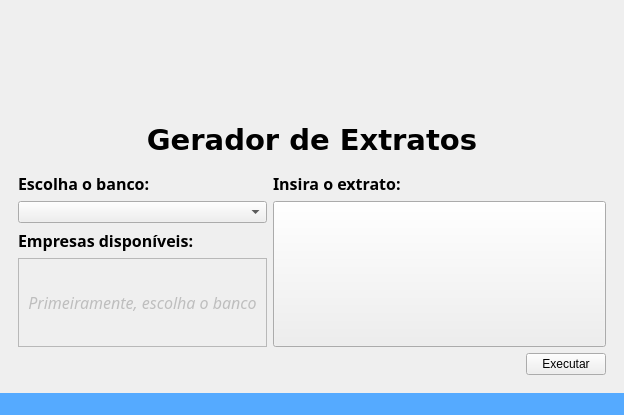
This is code/src/ui/window_extratos.ui in DeltaPrice-Pedro/Extrato_Auto as Qt 5 draws it before an edit. The edited form follows.
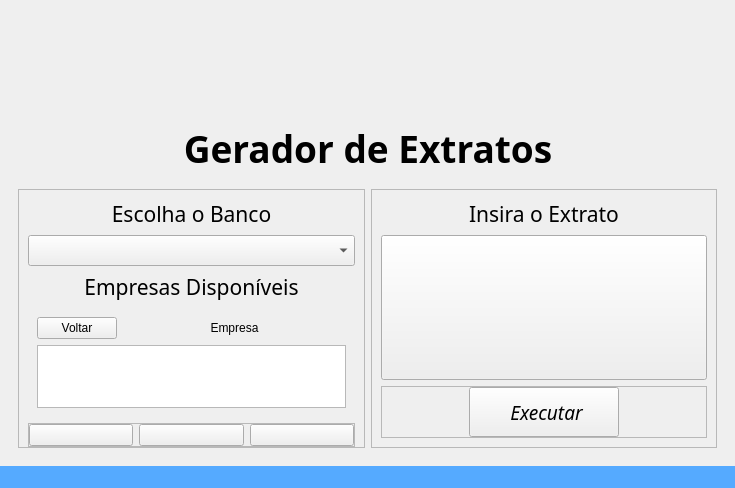
This is the edited form. The open tabs and pages were chosen to show the change. Icons and pictures are not drawn.

Commit message: interface updt

Diff of the .ui file:
```diff
--- a/code/src/ui/window_extratos.ui
+++ b/code/src/ui/window_extratos.ui
@@ -6,14 +6,14 @@
    <rect>
     <x>0</x>
     <y>0</y>
-    <width>624</width>
-    <height>415</height>
+    <width>735</width>
+    <height>488</height>
    </rect>
   </property>
   <property name="minimumSize">
    <size>
-    <width>624</width>
-    <height>415</height>
+    <width>693</width>
+    <height>488</height>
    </size>
   </property>
   <property name="windowTitle">
@@ -38,6 +38,12 @@
       </item>
       <item row="0" column="1">
        <widget class="QLabel" name="logo_hori">
+        <property name="sizePolicy">
+         <sizepolicy hsizetype="Preferred" vsizetype="Minimum">
+          <horstretch>0</horstretch>
+          <verstretch>0</verstretch>
+         </sizepolicy>
+        </property>
         <property name="minimumSize">
          <size>
           <width>580</width>
@@ -53,14 +59,17 @@
         <property name="scaledContents">
          <bool>true</bool>
         </property>
+        <property name="alignment">
+         <set>Qt::AlignmentFlag::AlignCenter</set>
+        </property>
        </widget>
       </item>
       <item row="1" column="1">
        <widget class="QLabel" name="label_titulo">
         <property name="font">
          <font>
-          <family>Verdana</family>
-          <pointsize>22</pointsize>
+          <family>Bahnschrift</family>
+          <pointsize>28</pointsize>
           <bold>true</bold>
          </font>
         </property>
@@ -87,7 +96,7 @@
       </item>
      </layout>
     </item>
-    <item row="1" column="0">
+    <item row="2" column="0">
      <layout class="QGridLayout" name="gridLayout">
       <item row="1" column="0">
        <widget class="QStackedWidget" name="stackedWidget">
@@ -95,31 +104,20 @@
          <number>0</number>
         </property>
         <widget class="QWidget" name="page">
-         <layout class="QGridLayout" name="gridLayout_2">
-          <item row="0" column="1">
-           <widget class="QLabel" name="label_extrato">
-            <property name="sizePolicy">
-             <sizepolicy hsizetype="Preferred" vsizetype="Maximum">
-              <horstretch>0</horstretch>
-              <verstretch>0</verstretch>
-             </sizepolicy>
+         <layout class="QHBoxLayout" name="horizontalLayout_3">
+          <item>
+           <widget class="QFrame" name="frame_2">
+            <property name="frameShape">
+             <enum>QFrame::Shape::StyledPanel</enum>
             </property>
-            <property name="font">
-             <font>
-              <family>Arial Rounded MT</family>
-              <pointsize>12</pointsize>
-              <bold>true</bold>
-             </font>
+            <property name="frameShadow">
+             <enum>QFrame::Shadow::Raised</enum>
             </property>
-            <property name="text">
-             <string>Insira o extrato:</string>
-            </property>
-           </widget>
-          </item>
-          <item row="1" column="0">
-           <widget class="QComboBox" name="comboBox"/>
-          </item>
-          <item row="0" column="0">
+            <layout class="QVBoxLayout" name="verticalLayout">
+             <property name="bottomMargin">
+              <number>0</number>
+             </property>
+             <item>
            <widget class="QLabel" name="label_banco">
             <property name="sizePolicy">
              <sizepolicy hsizetype="Preferred" vsizetype="Maximum">
@@ -129,46 +127,53 @@
             </property>
             <property name="font">
              <font>
-              <family>Arial Rounded MT</family>
-              <pointsize>12</pointsize>
-              <bold>true</bold>
+                 <family>Bahnschrift</family>
+                 <pointsize>16</pointsize>
+                 <bold>false</bold>
              </font>
             </property>
             <property name="text">
-             <string>Escolha o banco:</string>
+                <string>Escolha o Banco</string>
+               </property>
+               <property name="alignment">
+                <set>Qt::AlignmentFlag::AlignCenter</set>
             </property>
            </widget>
           </item>
-          <item row="1" column="1" rowspan="3" colspan="2">
-           <widget class="QPushButton" name="pushButton_upload">
+             <item>
+              <widget class="QComboBox" name="comboBox">
             <property name="sizePolicy">
-             <sizepolicy hsizetype="Minimum" vsizetype="Minimum">
+                <sizepolicy hsizetype="Preferred" vsizetype="Minimum">
               <horstretch>0</horstretch>
               <verstretch>0</verstretch>
              </sizepolicy>
             </property>
             <property name="font">
              <font>
-              <family>Lucida Fax</family>
+                 <family>Bahnschrift</family>
               <pointsize>12</pointsize>
-             </font>
-            </property>
-            <property name="text">
-             <string/>
-            </property>
-            <property name="icon">
-             <iconset>
-              <normaloff>../imgs/upload-icon.png</normaloff>../imgs/upload-icon.png</iconset>
-            </property>
-            <property name="iconSize">
+                 <fontweight>Light</fontweight>
+                </font>
+               </property>
+              </widget>
+             </item>
+             <item>
+              <spacer name="verticalSpacer_2">
+               <property name="orientation">
+                <enum>Qt::Orientation::Vertical</enum>
+               </property>
+               <property name="sizeType">
+                <enum>QSizePolicy::Policy::Maximum</enum>
+               </property>
+               <property name="sizeHint" stdset="0">
              <size>
-              <width>65</width>
-              <height>63</height>
-             </size>
-            </property>
-           </widget>
-          </item>
-          <item row="2" column="0">
+                 <width>20</width>
+                 <height>40</height>
+                </size>
+               </property>
+              </spacer>
+             </item>
+             <item>
            <widget class="QLabel" name="label_empresa">
             <property name="sizePolicy">
              <sizepolicy hsizetype="Preferred" vsizetype="Maximum">
@@ -178,21 +183,49 @@
             </property>
             <property name="font">
              <font>
-              <family>Arial Rounded MT</family>
-              <pointsize>12</pointsize>
-              <bold>true</bold>
+                 <family>Bahnschrift</family>
+                 <pointsize>16</pointsize>
+                 <bold>false</bold>
              </font>
             </property>
             <property name="text">
-             <string>Empresas disponíveis:</string>
+                <string>Empresas Disponíveis</string>
+               </property>
+               <property name="alignment">
+                <set>Qt::AlignmentFlag::AlignCenter</set>
             </property>
            </widget>
           </item>
-          <item row="3" column="0">
+             <item>
+              <widget class="QStackedWidget" name="stackedWidget_2">
+               <property name="sizePolicy">
+                <sizepolicy hsizetype="Minimum" vsizetype="Expanding">
+                 <horstretch>0</horstretch>
+                 <verstretch>0</verstretch>
+                </sizepolicy>
+               </property>
+               <property name="currentIndex">
+                <number>0</number>
+               </property>
+               <widget class="QWidget" name="page_3">
+                <property name="sizePolicy">
+                 <sizepolicy hsizetype="Maximum" vsizetype="Maximum">
+                  <horstretch>0</horstretch>
+                  <verstretch>0</verstretch>
+                 </sizepolicy>
+                </property>
+                <layout class="QGridLayout" name="gridLayout_2">
+                 <item row="0" column="0">
            <widget class="QScrollArea" name="scrollArea">
             <property name="enabled">
              <bool>false</bool>
             </property>
+                   <property name="sizePolicy">
+                    <sizepolicy hsizetype="Minimum" vsizetype="Expanding">
+                     <horstretch>0</horstretch>
+                     <verstretch>0</verstretch>
+                    </sizepolicy>
+                   </property>
             <property name="widgetResizable">
              <bool>true</bool>
             </property>
@@ -201,17 +234,23 @@
               <rect>
                <x>0</x>
                <y>0</y>
-               <width>249</width>
-               <height>69</height>
-              </rect>
-             </property>
+                      <width>306</width>
+                      <height>87</height>
+                     </rect>
+                    </property>
+                    <property name="sizePolicy">
+                     <sizepolicy hsizetype="Minimum" vsizetype="Minimum">
+                      <horstretch>0</horstretch>
+                      <verstretch>0</verstretch>
+                     </sizepolicy>
+                    </property>
              <layout class="QVBoxLayout" name="verticalLayout_2">
               <item>
                <widget class="QLabel" name="label_aviso">
                 <property name="font">
                  <font>
                   <family>Rockwell</family>
-                  <pointsize>12</pointsize>
+                         <pointsize>14</pointsize>
                   <italic>true</italic>
                   <bold>false</bold>
                   <strikeout>false</strikeout>
@@ -229,44 +268,226 @@
             </widget>
            </widget>
           </item>
-          <item row="7" column="2">
+                </layout>
+               </widget>
+               <widget class="QWidget" name="page_4">
+                <layout class="QGridLayout" name="gridLayout_6">
+                 <item row="3" column="0" colspan="2">
+                  <widget class="QTableWidget" name="tableWidget"/>
+                 </item>
+                 <item row="0" column="0">
+                  <widget class="QPushButton" name="pushButton">
+                   <property name="sizePolicy">
+                    <sizepolicy hsizetype="Maximum" vsizetype="Fixed">
+                     <horstretch>0</horstretch>
+                     <verstretch>0</verstretch>
+                    </sizepolicy>
+                   </property>
+                   <property name="text">
+                    <string>Voltar</string>
+                   </property>
+                   <property name="icon">
+                    <iconset theme="QIcon::ThemeIcon::GoPrevious"/>
+                   </property>
+                  </widget>
+                 </item>
+                 <item row="0" column="1">
+                  <widget class="QLabel" name="label">
+                   <property name="text">
+                    <string>Empresa</string>
+                   </property>
+                   <property name="alignment">
+                    <set>Qt::AlignmentFlag::AlignCenter</set>
+                   </property>
+                  </widget>
+                 </item>
+                </layout>
+               </widget>
+              </widget>
+             </item>
+             <item>
+              <widget class="QFrame" name="frame">
+               <property name="frameShape">
+                <enum>QFrame::Shape::StyledPanel</enum>
+               </property>
+               <property name="frameShadow">
+                <enum>QFrame::Shadow::Raised</enum>
+               </property>
+               <layout class="QHBoxLayout" name="horizontalLayout">
+                <property name="leftMargin">
+                 <number>0</number>
+                </property>
+                <property name="topMargin">
+                 <number>0</number>
+                </property>
+                <property name="rightMargin">
+                 <number>0</number>
+                </property>
+                <property name="bottomMargin">
+                 <number>0</number>
+                </property>
+                <item>
+                 <widget class="QPushButton" name="pushButton_add">
+                  <property name="text">
+                   <string/>
+                  </property>
+                  <property name="icon">
+                   <iconset theme="QIcon::ThemeIcon::ListAdd"/>
+                  </property>
+                  <property name="iconSize">
+                   <size>
+                    <width>20</width>
+                    <height>20</height>
+                   </size>
+                  </property>
+                 </widget>
+                </item>
+                <item>
+                 <widget class="QPushButton" name="pushButton_remove">
+                  <property name="text">
+                   <string/>
+                  </property>
+                  <property name="icon">
+                   <iconset theme="QIcon::ThemeIcon::ListRemove"/>
+                  </property>
+                 </widget>
+                </item>
+                <item>
+                 <widget class="QPushButton" name="pushButton_update">
+                  <property name="text">
+                   <string/>
+                  </property>
+                  <property name="icon">
+                   <iconset theme="QIcon::ThemeIcon::MailMessageNew"/>
+                  </property>
+                 </widget>
+                </item>
+               </layout>
+              </widget>
+             </item>
+            </layout>
+           </widget>
+          </item>
+          <item>
+           <widget class="QFrame" name="frame_4">
+            <property name="frameShape">
+             <enum>QFrame::Shape::StyledPanel</enum>
+            </property>
+            <property name="frameShadow">
+             <enum>QFrame::Shadow::Raised</enum>
+            </property>
+            <layout class="QVBoxLayout" name="verticalLayout_3">
+             <item>
+              <widget class="QLabel" name="label_extrato">
+               <property name="sizePolicy">
+                <sizepolicy hsizetype="Minimum" vsizetype="Maximum">
+                 <horstretch>0</horstretch>
+                 <verstretch>0</verstretch>
+                </sizepolicy>
+               </property>
+               <property name="font">
+                <font>
+                 <family>Bahnschrift</family>
+                 <pointsize>16</pointsize>
+                 <bold>false</bold>
+                </font>
+               </property>
+               <property name="text">
+                <string>Insira o Extrato</string>
+               </property>
+               <property name="alignment">
+                <set>Qt::AlignmentFlag::AlignCenter</set>
+               </property>
+              </widget>
+             </item>
+             <item>
+              <widget class="QPushButton" name="pushButton_upload">
+               <property name="sizePolicy">
+                <sizepolicy hsizetype="Expanding" vsizetype="Expanding">
+                 <horstretch>0</horstretch>
+                 <verstretch>0</verstretch>
+                </sizepolicy>
+               </property>
+               <property name="font">
+                <font>
+                 <family>Lucida Fax</family>
+                 <pointsize>12</pointsize>
+                </font>
+               </property>
+               <property name="text">
+                <string/>
+               </property>
+               <property name="icon">
+                <iconset>
+                 <normaloff>../imgs/upload-icon.png</normaloff>../imgs/upload-icon.png</iconset>
+               </property>
+               <property name="iconSize">
+                <size>
+                 <width>65</width>
+                 <height>63</height>
+                </size>
+               </property>
+              </widget>
+             </item>
+             <item>
+              <widget class="QFrame" name="frame_3">
+               <property name="frameShape">
+                <enum>QFrame::Shape::StyledPanel</enum>
+               </property>
+               <property name="frameShadow">
+                <enum>QFrame::Shadow::Raised</enum>
+               </property>
+               <layout class="QHBoxLayout" name="horizontalLayout_2">
+                <property name="leftMargin">
+                 <number>0</number>
+                </property>
+                <property name="topMargin">
+                 <number>0</number>
+                </property>
+                <property name="rightMargin">
+                 <number>0</number>
+                </property>
+                <property name="bottomMargin">
+                 <number>0</number>
+                </property>
+                <item>
            <widget class="QPushButton" name="pushButton_executar">
+                  <property name="sizePolicy">
+                   <sizepolicy hsizetype="Maximum" vsizetype="Fixed">
+                    <horstretch>0</horstretch>
+                    <verstretch>0</verstretch>
+                   </sizepolicy>
+                  </property>
+                  <property name="minimumSize">
+                   <size>
+                    <width>150</width>
+                    <height>50</height>
+                   </size>
+                  </property>
+                  <property name="font">
+                   <font>
+                    <family>Bahnschrift</family>
+                    <pointsize>14</pointsize>
+                    <italic>true</italic>
+                    <fontweight>ExtraLight</fontweight>
+                   </font>
+                  </property>
             <property name="text">
-             <string>Executar</string>
+                   <string> Executar</string>
+                  </property>
+                  <property name="icon">
+                   <iconset theme="QIcon::ThemeIcon::DocumentSend"/>
             </property>
             <property name="shortcut">
              <string>Enter</string>
             </property>
            </widget>
           </item>
-          <item row="7" column="0">
-           <spacer name="horizontalSpacer_5">
-            <property name="orientation">
-             <enum>Qt::Orientation::Horizontal</enum>
-            </property>
-            <property name="sizeType">
-             <enum>QSizePolicy::Policy::Expanding</enum>
-            </property>
-            <property name="sizeHint" stdset="0">
-             <size>
-              <width>40</width>
-              <height>20</height>
-             </size>
-            </property>
-           </spacer>
-          </item>
-          <item row="7" column="1">
-           <spacer name="horizontalSpacer_6">
-            <property name="orientation">
-             <enum>Qt::Orientation::Horizontal</enum>
-            </property>
-            <property name="sizeHint" stdset="0">
-             <size>
-              <width>40</width>
-              <height>20</height>
-             </size>
-            </property>
-           </spacer>
+               </layout>
+              </widget>
+             </item>
+            </layout>
+           </widget>
           </item>
          </layout>
         </widget>
```
Left out of the diff: 18 changed lines with no effect on the pictures. Lines whose indentation alone changed are shown as unchanged. The commit also changes 3 other files.
